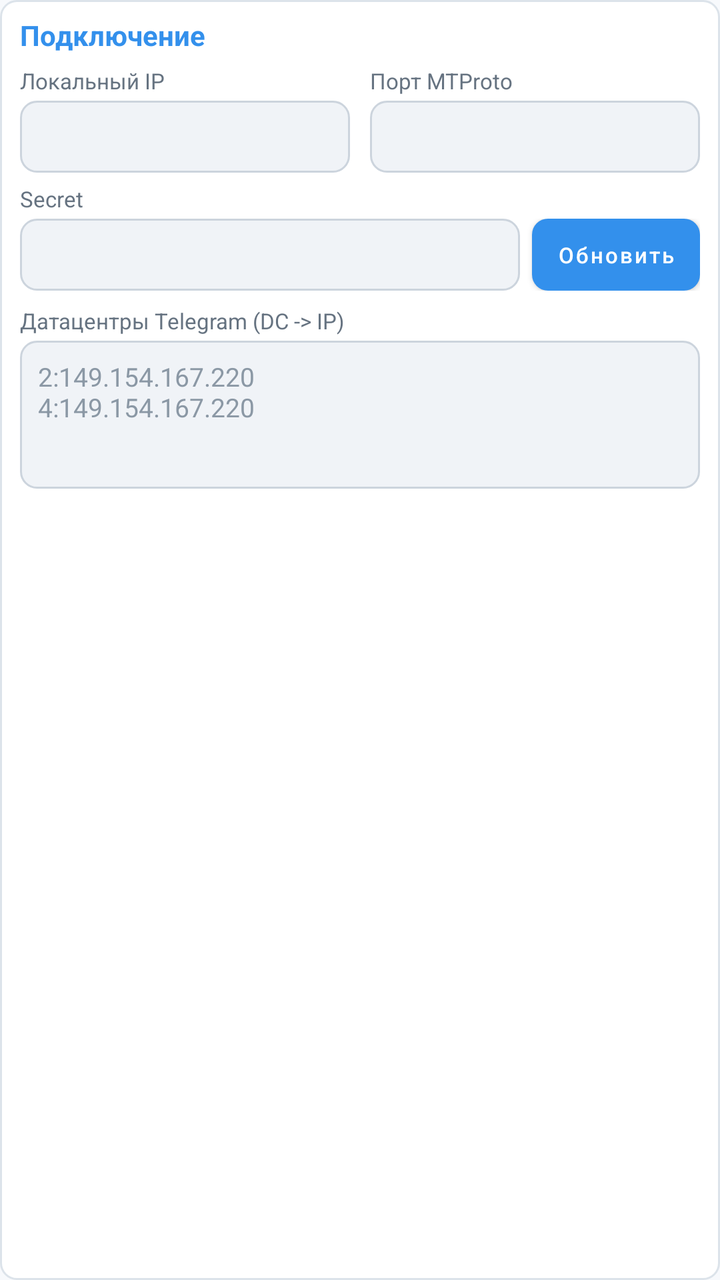
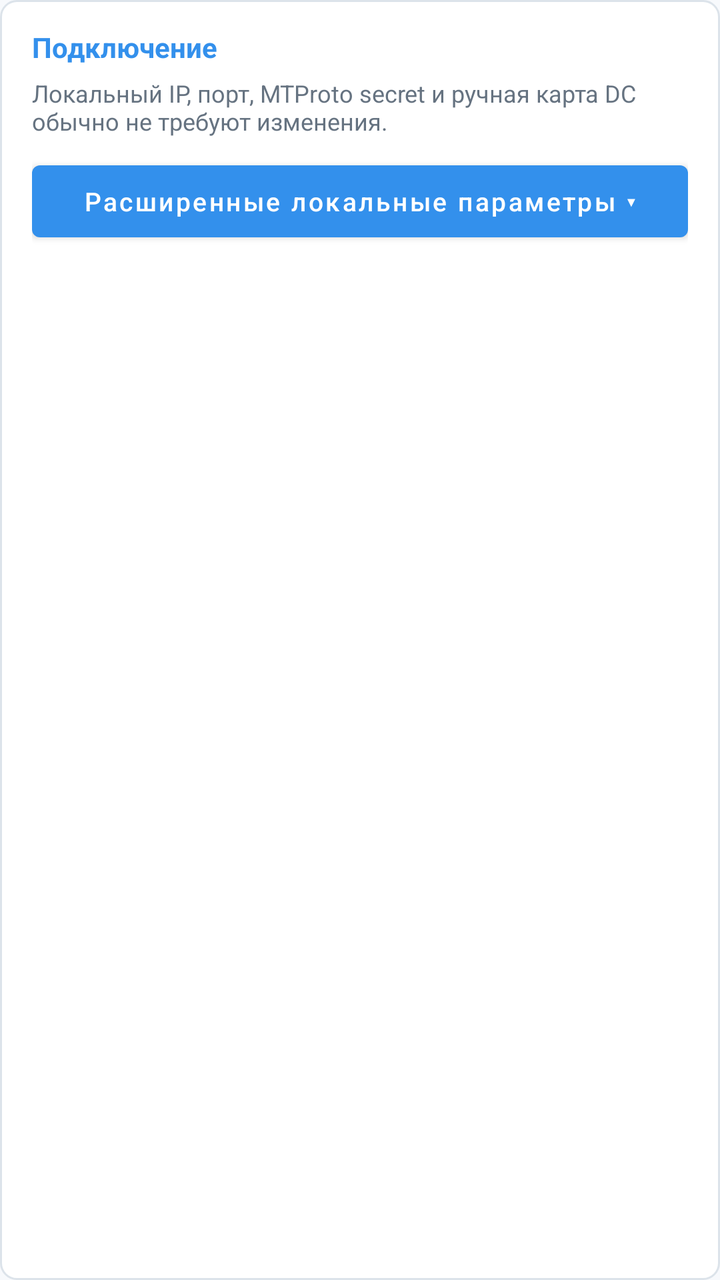

Before-and-after screenshots of an Android layout around one commit, followed by the original layout XML and the change that was made.
<!-- AndroidManifest.xml: application theme AppTheme -->
<!-- res/layout/view_connection.xml -->
<?xml version="1.0" encoding="utf-8"?>
<LinearLayout xmlns:android="http://schemas.android.com/apk/res/android"
    android:layout_width="match_parent"
    android:layout_height="wrap_content"
    android:layout_marginTop="8dp"
    android:background="@drawable/card_bg"
    android:orientation="vertical"
    android:padding="10dp">

    <TextView
        android:layout_width="wrap_content"
        android:layout_height="wrap_content"
        android:includeFontPadding="false"
        android:text="@string/connection"
        android:textColor="@color/accent"
        android:textSize="14sp"
        android:textStyle="bold" />

    <LinearLayout
        android:layout_width="match_parent"
        android:layout_height="wrap_content"
        android:layout_marginTop="8dp"
        android:baselineAligned="false"
        android:orientation="horizontal">

        <LinearLayout
            android:layout_width="0dp"
            android:layout_height="wrap_content"
            android:layout_marginEnd="5dp"
            android:layout_weight="1"
            android:orientation="vertical">

            <TextView
                android:layout_width="wrap_content"
                android:layout_height="wrap_content"
                android:includeFontPadding="false"
                android:text="@string/local_ip"
                android:textColor="@color/text_secondary"
                android:textSize="11sp" />

            <EditText
                android:id="@+id/et_custom_ip"
                android:layout_width="match_parent"
                android:layout_height="36dp"
                android:layout_marginTop="3dp"
                android:background="@drawable/edit_bg"
                android:inputType="textUri"
                android:paddingStart="9dp"
                android:paddingEnd="9dp"
                android:singleLine="true"
                android:textColor="@color/text_primary"
                android:textColorHint="@color/text_hint"
                android:textSize="13sp" />
        </LinearLayout>

        <LinearLayout
            android:layout_width="0dp"
            android:layout_height="wrap_content"
            android:layout_marginStart="5dp"
            android:layout_weight="1"
            android:orientation="vertical">

            <TextView
                android:layout_width="wrap_content"
                android:layout_height="wrap_content"
                android:includeFontPadding="false"
                android:text="@string/mtproto_port"
                android:textColor="@color/text_secondary"
                android:textSize="11sp" />

            <EditText
                android:id="@+id/et_custom_port"
                android:layout_width="match_parent"
                android:layout_height="36dp"
                android:layout_marginTop="3dp"
                android:background="@drawable/edit_bg"
                android:inputType="number"
                android:paddingStart="9dp"
                android:paddingEnd="9dp"
                android:singleLine="true"
                android:textColor="@color/text_primary"
                android:textColorHint="@color/text_hint"
                android:textSize="13sp" />
        </LinearLayout>
    </LinearLayout>

    <TextView
        android:layout_width="wrap_content"
        android:layout_height="wrap_content"
        android:layout_marginTop="7dp"
        android:includeFontPadding="false"
        android:text="@string/secret"
        android:textColor="@color/text_secondary"
        android:textSize="11sp" />

    <LinearLayout
        android:layout_width="match_parent"
        android:layout_height="36dp"
        android:layout_marginTop="3dp"
        android:orientation="horizontal">

        <EditText
            android:id="@+id/et_secret"
            android:layout_width="0dp"
            android:layout_height="match_parent"
            android:layout_marginEnd="6dp"
            android:layout_weight="1"
            android:background="@drawable/edit_bg"
            android:fontFamily="monospace"
            android:inputType="textNoSuggestions"
            android:paddingStart="9dp"
            android:paddingEnd="9dp"
            android:singleLine="true"
            android:textColor="@color/text_primary"
            android:textColorHint="@color/text_hint"
            android:textSize="12sp" />

        <Button
            android:id="@+id/btn_regenerate_secret"
            android:layout_width="84dp"
            android:layout_height="match_parent"
            android:background="@drawable/btn_start_bg"
            android:minWidth="0dp"
            android:minHeight="0dp"
            android:paddingStart="4dp"
            android:paddingEnd="4dp"
            android:text="@string/regenerate"
            android:textAllCaps="false"
            android:textColor="@color/button_text"
            android:textSize="11sp" />
    </LinearLayout>

    <TextView
        android:layout_width="wrap_content"
        android:layout_height="wrap_content"
        android:layout_marginTop="9dp"
        android:includeFontPadding="false"
        android:text="@string/dc_rules"
        android:textColor="@color/text_secondary"
        android:textSize="11sp" />

    <EditText
        android:id="@+id/et_dc_rules"
        android:layout_width="match_parent"
        android:layout_height="74dp"
        android:layout_marginTop="3dp"
        android:background="@drawable/edit_bg"
        android:gravity="top|start"
        android:hint="@string/dc_rules_hint"
        android:inputType="textMultiLine|textNoSuggestions"
        android:padding="9dp"
        android:textColor="@color/text_primary"
        android:textColorHint="@color/text_hint"
        android:textSize="13sp" />
</LinearLayout>
<!-- resources referenced by this layout -->
<resources>
  <color name="accent">#3390EC</color>
  <color name="button_text">#FFFFFF</color>
  <color name="text_hint">#8B98A5</color>
  <color name="text_primary">#101820</color>
  <color name="text_secondary">#667381</color>
  <!-- drawable btn_start_bg (drawable) -->
  <?xml version="1.0" encoding="utf-8"?>
  <shape xmlns:android="http://schemas.android.com/apk/res/android"
      android:shape="rectangle">
      <solid android:color="@color/accent" />
      <corners android:radius="8dp" />
  </shape>
  <!-- drawable card_bg (drawable) -->
  <?xml version="1.0" encoding="utf-8"?>
  <shape xmlns:android="http://schemas.android.com/apk/res/android"
      android:shape="rectangle">
      <solid android:color="@color/card" />
      <corners android:radius="8dp" />
      <stroke
          android:width="1dp"
          android:color="@color/card_border" />
  </shape>
  <!-- drawable edit_bg (drawable) -->
  <?xml version="1.0" encoding="utf-8"?>
  <shape xmlns:android="http://schemas.android.com/apk/res/android"
      android:shape="rectangle">
      <solid android:color="@color/input_bg" />
      <corners android:radius="8dp" />
      <stroke
          android:width="1dp"
          android:color="@color/input_border" />
  </shape>
  <string name="connection">Подключение</string>
  <string name="dc_rules">Датацентры Telegram (DC -&gt; IP)</string>
  <string name="dc_rules_hint">2:149.154.167.220\n4:149.154.167.220</string>
  <string name="local_ip">Локальный IP</string>
  <string name="mtproto_port">Порт MTProto</string>
  <string name="regenerate">Обновить</string>
  <string name="secret">Secret</string>
  <style name="AppTheme" parent="Theme.MaterialComponents.DayNight.NoActionBar">
          <item name="colorPrimary">@color/accent</item>
          <item name="colorPrimaryDark">@color/background</item>
          <item name="colorAccent">@color/accent</item>
          <item name="android:windowBackground">@color/background</item>
          <item name="android:statusBarColor">@color/background</item>
          <item name="android:navigationBarColor">@color/background</item>
          <item name="android:forceDarkAllowed" tools:targetApi="q">false</item>
      </style>
  <color name="card">#FFFFFF</color>
  <color name="card_border">#DCE3EA</color>
  <color name="input_bg">#F0F3F7</color>
  <color name="input_border">#CCD4DD</color>
  <color name="background">#F7F9FC</color>
</resources>

<!-- the commit's change to res/layout/view_connection.xml (unified diff, before → after) -->
@@ -5,7 +5,7 @@
     android:layout_marginTop="8dp"
     android:background="@drawable/card_bg"
     android:orientation="vertical"
-    android:padding="10dp">
+    android:padding="16dp">
 
     <TextView
         android:layout_width="wrap_content"
@@ -15,6 +15,31 @@
         android:textColor="@color/accent"
         android:textSize="14sp"
         android:textStyle="bold" />
+
+    <TextView
+        android:layout_width="match_parent"
+        android:layout_height="wrap_content"
+        android:layout_marginTop="6dp"
+        android:text="@string/connection_advanced_note"
+        android:textColor="@color/text_secondary"
+        android:textSize="12sp" />
+
+    <Button
+        android:id="@+id/btn_connection_advanced_toggle"
+        android:layout_width="match_parent"
+        android:layout_height="48dp"
+        android:layout_marginTop="8dp"
+        android:minHeight="48dp"
+        android:text="@string/connection_advanced_show"
+        android:textAllCaps="false"
+        android:textSize="13sp" />
+
+    <LinearLayout
+        android:id="@+id/connection_advanced_content"
+        android:layout_width="match_parent"
+        android:layout_height="wrap_content"
+        android:orientation="vertical"
+        android:visibility="gone">
 
     <LinearLayout
         android:layout_width="match_parent"
@@ -41,7 +66,7 @@
             <EditText
                 android:id="@+id/et_custom_ip"
                 android:layout_width="match_parent"
-                android:layout_height="36dp"
+                android:layout_height="48dp"
                 android:layout_marginTop="3dp"
                 android:background="@drawable/edit_bg"
                 android:inputType="textUri"
@@ -71,7 +96,7 @@
             <EditText
                 android:id="@+id/et_custom_port"
                 android:layout_width="match_parent"
-                android:layout_height="36dp"
+                android:layout_height="48dp"
                 android:layout_marginTop="3dp"
                 android:background="@drawable/edit_bg"
                 android:inputType="number"
@@ -95,7 +120,7 @@
 
     <LinearLayout
         android:layout_width="match_parent"
-        android:layout_height="36dp"
+        android:layout_height="48dp"
         android:layout_marginTop="3dp"
         android:orientation="horizontal">
 
@@ -152,4 +177,5 @@
         android:textColor="@color/text_primary"
         android:textColorHint="@color/text_hint"
         android:textSize="13sp" />
+    </LinearLayout>
 </LinearLayout>
<!-- resource entries referenced after the edit -->
@@ -33,6 +33,8 @@
           android:color="@color/input_border" />
   </shape>
   <string name="connection">Подключение</string>
+  <string name="connection_advanced_note">Локальный IP, порт, MTProto secret и ручная карта DC обычно не требуют изменения.</string>
+  <string name="connection_advanced_show">Расширенные локальные параметры ▾</string>
   <string name="dc_rules">Датацентры Telegram (DC -&gt; IP)</string>
   <string name="dc_rules_hint">2:149.154.167.220\n4:149.154.167.220</string>
   <string name="local_ip">Локальный IP</string>
